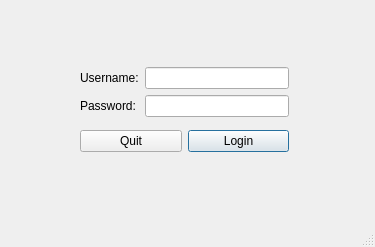
Before: the Qt Designer form TAEvalClient/loginwindow.ui in stevenwu4/COMP3004, drawn with Qt 5.
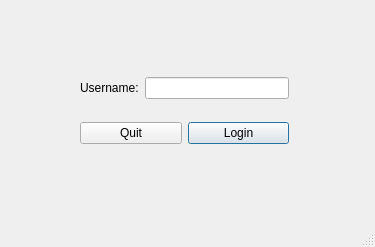
After: the same form once the commit is applied.

Patch:
```diff
--- a/TAEvalClient/loginwindow.ui
+++ b/TAEvalClient/loginwindow.ui
@@ -14,7 +14,7 @@
    <string>MainWindow</string>
   </property>
   <widget class="QWidget" name="centralwidget">
-   <widget class="QWidget" name="">
+   <widget class="QWidget" name="layoutWidget">
     <property name="geometry">
      <rect>
       <x>80</x>
@@ -35,13 +35,6 @@
            </property>
           </widget>
          </item>
-         <item>
-          <widget class="QLabel" name="passwordLabel">
-           <property name="text">
-            <string>Password:</string>
-           </property>
-          </widget>
-         </item>
         </layout>
        </item>
        <item>
@@ -49,9 +42,6 @@
          <item>
           <widget class="QLineEdit" name="usernameText"/>
          </item>
-         <item>
-          <widget class="QLineEdit" name="passwordText"/>
-         </item>
         </layout>
        </item>
       </layout>
```
